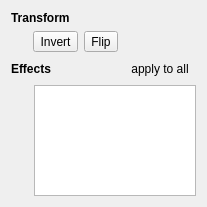
Old version of the form items/PictureProperties.ui in the repository enricoros/fotowall.
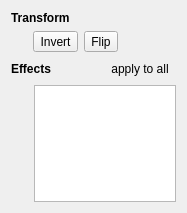
New version of the form. Icons and pictures are not drawn.

Diff of the .ui file:
```diff
--- a/items/PictureProperties.ui
+++ b/items/PictureProperties.ui
@@ -6,8 +6,8 @@
    <rect>
     <x>0</x>
     <y>0</y>
-    <width>207</width>
-    <height>207</height>
+    <width>187</width>
+    <height>213</height>
    </rect>
   </property>
   <layout class="QVBoxLayout" name="verticalLayout">
@@ -143,8 +143,8 @@
        </property>
        <property name="iconSize">
         <size>
-         <width>80</width>
-         <height>80</height>
+         <width>64</width>
+         <height>48</height>
         </size>
        </property>
        <property name="verticalScrollMode">
@@ -160,6 +160,19 @@
      </item>
     </layout>
    </item>
+   <item>
+    <spacer name="verticalSpacer">
+     <property name="orientation">
+      <enum>Qt::Vertical</enum>
+     </property>
+     <property name="sizeHint" stdset="0">
+      <size>
+       <width>20</width>
+       <height>40</height>
+      </size>
+     </property>
+    </spacer>
+   </item>
   </layout>
  </widget>
  <resources>
```
